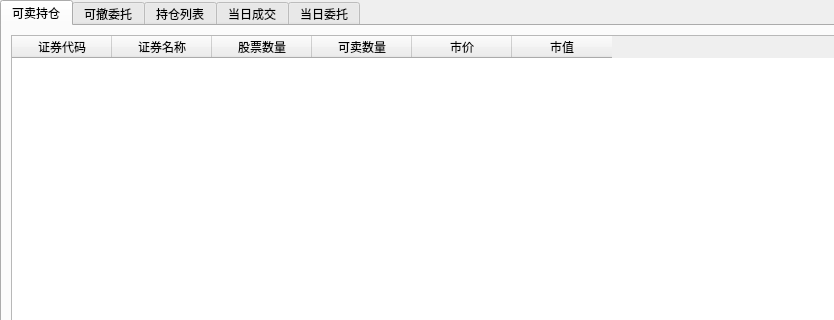
This is gui_tradetab.ui in Wade-Lee/selling as Qt 5 draws it before an edit; both pictures show x 0 to 834 and y 0 to 320 of the 1000 by 800 pixel window. The edited form follows.
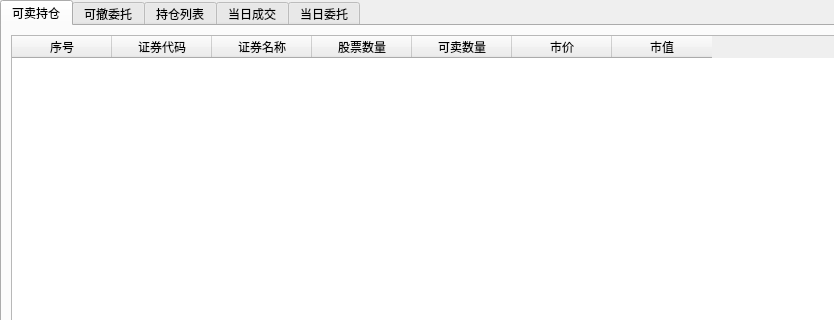
This is the edited form.

Diff of the .ui file:
```diff
--- a/gui_tradetab.ui
+++ b/gui_tradetab.ui
@@ -56,6 +56,11 @@
       <attribute name="verticalHeaderDefaultSectionSize">
        <number>35</number>
       </attribute>
+      <column>
+       <property name="text">
+        <string>序号</string>
+       </property>
+      </column>
       <column>
        <property name="text">
         <string>证券代码</string>
```
Left out of the diff: 6 changed lines with no effect on the pictures.
